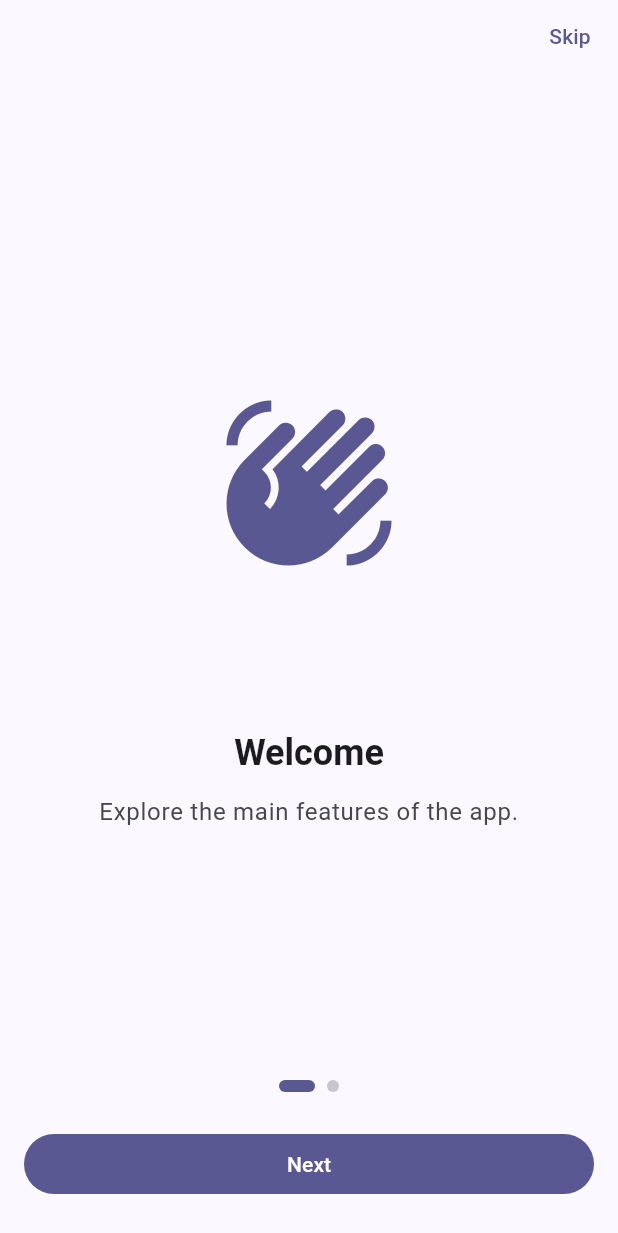
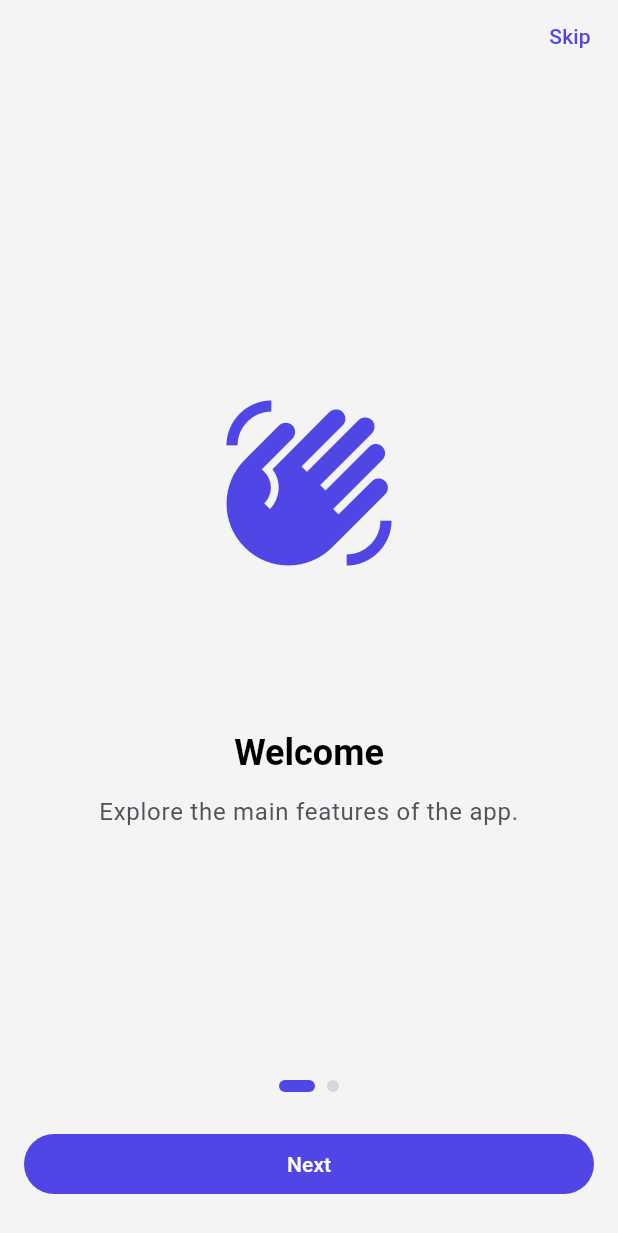
Before and after one commit to DayanLeksonoPutro/appnovasi_kit, a Flutter app: the screen it shows after launch, on a phone screen of 412 x 824 dp. Shown: the top 1233 px of the screen. Run offline on Flutter 3.47's test engine with Material 3 defaults, Android fonts, the phone set to English and light mode, and no system bars; our stand-ins replace go_router, hive, hive_flutter, in_app_purchase, package_info_plus, permission_handler and 1 more; accounts and stored records are empty; Roboto replaces fonts that are missing (Poppins).

Commit message:
feat!: tema disederhanakan jadi monochrome + brand accent (0.4.0)
BREAKING CHANGE: API warna tema dihapus. Warna teks dan permukaan kini
selalu monokrom; brand color dipakai penuh hanya untuk aksi utama lewat satu
knob `ThemeConfig.accentColor`.

- Hapus `AppColorTheme`, `defaultColorThemes`, `AppConfig.colorThemes`,
  `ThemeConfig.seedColor`/`colorThemes`/`primary`/`primaryContainer`/
  `secondary`/`surfaceVariant`/`background`/`surface`/`textPrimary`/
  `textSecondary`, `AppConfig.seedColor`, `ThemeController.colorTheme`/
  `seedColor`/`setColorTheme`. `lightTheme`/`darkTheme` kini menerima
  `accentColor:`, bukan `seedColor:`.
- Tambah `ThemeConfig.defaultAccentColor`, `Neutrals` + `lightNeutrals`/
  `darkNeutrals`, dan `ThemeController.accentColor`.
- `surfaceTint` dinolkan supaya permukaan tidak ikut mewarna.
- Override warna netral dihapus: `surface: Colors.white` di config bocor ke
  dark mode. Warna netral jadi aset universal package.
- `SettingsScreen` tidak lagi menampilkan pemilih warna tema; key
  `colorTheme` dihapus dari `app_en.arb` dan `app_id.arb`.
- Teks di `AboutScreen` dan consumer project tidak lagi memakai warna accent,
  semua `Text` memakai `onSurface`/`onSurfaceVariant`.
- `lib/src/core/app_color_theme.dart` dihapus; barrel export ikut diperbarui.
- README, AGENTS.md, dan template onboarding diselaraskan.
- CHANGELOG 0.4.0 + `pubspec.yaml` version 0.4.0.
- `.gitignore`: `app_briefs/` tidak ikut repo (repo ini publik, brief app privat).

flutter analyze bersih, flutter test 20/20 lulus.

```diff
--- a/lib/appnovasi_kit.dart
+++ b/lib/appnovasi_kit.dart
@@ -4,7 +4,6 @@ export 'package:permission_handler/permission_handler.dart'
     show Permission, PermissionStatus, PermissionWithService;
 
 export 'l10n/gen/app_localizations.dart';
-export 'src/core/app_color_theme.dart';
 export 'src/core/app_config.dart';
 export 'src/core/content_config.dart';
 export 'src/core/app_font.dart';
--- a/lib/l10n/app_en.arb
+++ b/lib/l10n/app_en.arb
@@ -21,7 +21,6 @@
   "onboardingSkip": "Skip",
   "onboardingGetStarted": "Get started",
   "aboutTitle": "About",
-  "colorTheme": "Color theme",
   "fontSize": "Font size",
   "fontSmall": "Small",
   "fontNormal": "Default",
--- a/lib/l10n/app_id.arb
+++ b/lib/l10n/app_id.arb
@@ -15,7 +15,6 @@
   "onboardingSkip": "Lewati",
   "onboardingGetStarted": "Mulai",
   "aboutTitle": "Tentang",
-  "colorTheme": "Warna tema",
   "fontSize": "Ukuran font",
   "fontSmall": "Kecil",
   "fontNormal": "Standar",
--- a/lib/l10n/gen/app_localizations.dart
+++ b/lib/l10n/gen/app_localizations.dart
@@ -188,12 +188,6 @@ abstract class AppLocalizations {
   /// **'About'**
   String get aboutTitle;
 
-  /// No description provided for @colorTheme.
-  ///
-  /// In en, this message translates to:
-  /// **'Color theme'**
-  String get colorTheme;
-
   /// No description provided for @fontSize.
   ///
   /// In en, this message translates to:
--- a/lib/l10n/gen/app_localizations_en.dart
+++ b/lib/l10n/gen/app_localizations_en.dart
@@ -57,9 +57,6 @@ class AppLocalizationsEn extends AppLocalizations {
   String get aboutTitle => 'About';
 
   @override
-  String get colorTheme => 'Color theme';
-
-  @override
   String get fontSize => 'Font size';
 
   @override
--- a/lib/l10n/gen/app_localizations_id.dart
+++ b/lib/l10n/gen/app_localizations_id.dart
@@ -57,9 +57,6 @@ class AppLocalizationsId extends AppLocalizations {
   String get aboutTitle => 'Tentang';
 
   @override
-  String get colorTheme => 'Warna tema';
-
-  @override
   String get fontSize => 'Ukuran font';
 
   @override
--- a/lib/src/core/app_color_theme.dart
+++ /dev/null
@@ -1,19 +0,0 @@
-import 'package:flutter/material.dart';
-
-class AppColorTheme {
-  const AppColorTheme({required this.name, required this.seedColor});
-
-  final String name;
-  final Color seedColor;
-}
-
-const List<AppColorTheme> defaultColorThemes = [
-  AppColorTheme(name: 'Indigo', seedColor: Color(0xFF4F46E5)),
-  AppColorTheme(name: 'Blue', seedColor: Color(0xFF2563EB)),
-  AppColorTheme(name: 'Teal', seedColor: Color(0xFF0D9488)),
-  AppColorTheme(name: 'Green', seedColor: Color(0xFF16A34A)),
-  AppColorTheme(name: 'Amber', seedColor: Color(0xFFD97706)),
-  AppColorTheme(name: 'Red', seedColor: Color(0xFFDC2626)),
-  AppColorTheme(name: 'Pink', seedColor: Color(0xFFDB2777)),
-  AppColorTheme(name: 'Purple', seedColor: Color(0xFF9333EA)),
-];
--- a/lib/src/core/app_config.dart
+++ b/lib/src/core/app_config.dart
@@ -2,10 +2,73 @@ import 'package:flutter/material.dart';
 
 import '../features/onboarding/onboarding_config.dart';
 import '../routing/navigation_config.dart';
-import 'app_color_theme.dart';
 import 'app_font.dart';
 import 'app_font_size.dart';
 import 'content_config.dart';
+
+class Neutrals {
+  const Neutrals({
+    required this.background,
+    required this.surface,
+    required this.surfaceDim,
+    required this.surfaceBright,
+    required this.surfaceContainerLowest,
+    required this.surfaceContainerLow,
+    required this.surfaceContainer,
+    required this.surfaceContainerHigh,
+    required this.surfaceContainerHighest,
+    required this.onSurface,
+    required this.onSurfaceVariant,
+    required this.outline,
+    required this.outlineVariant,
+  });
+
+  final Color background;
+  final Color surface;
+  final Color surfaceDim;
+  final Color surfaceBright;
+  final Color surfaceContainerLowest;
+  final Color surfaceContainerLow;
+  final Color surfaceContainer;
+  final Color surfaceContainerHigh;
+  final Color surfaceContainerHighest;
+  final Color onSurface;
+  final Color onSurfaceVariant;
+  final Color outline;
+  final Color outlineVariant;
+}
+
+const Neutrals lightNeutrals = Neutrals(
+  background: Color(0xFFF4F4F5),
+  surface: Color(0xFFFFFFFF),
+  surfaceDim: Color(0xFFD4D4D8),
+  surfaceBright: Color(0xFFFFFFFF),
+  surfaceContainerLowest: Color(0xFFFFFFFF),
+  surfaceContainerLow: Color(0xFFF4F4F5),
+  surfaceContainer: Color(0xFFEBEBED),
+  surfaceContainerHigh: Color(0xFFE1E1E4),
+  surfaceContainerHighest: Color(0xFFD7D7DB),
+  onSurface: Color(0xFF000000),
+  onSurfaceVariant: Color(0xFF52525B),
+  outline: Color(0xFFB4B4BA),
+  outlineVariant: Color(0xFFD7D7DB),
+);
+
+const Neutrals darkNeutrals = Neutrals(
+  background: Color(0xFF0A0A0A),
+  surface: Color(0xFF121212),
+  surfaceDim: Color(0xFF0A0A0A),
+  surfaceBright: Color(0xFF3F3F46),
+  surfaceContainerLowest: Color(0xFF0A0A0A),
+  surfaceContainerLow: Color(0xFF1A1A1A),
+  surfaceContainer: Color(0xFF202020),
+  surfaceContainerHigh: Color(0xFF282828),
+  surfaceContainerHighest: Color(0xFF313131),
+  onSurface: Color(0xFFFFFFFF),
+  onSurfaceVariant: Color(0xFFA1A1AA),
+  outline: Color(0xFF3F3F46),
+  outlineVariant: Color(0xFF27272A),
+);
 
 class BrandConfig {
   const BrandConfig({
@@ -47,23 +110,14 @@ class BrandConfig {
 
 class ThemeConfig {
   const ThemeConfig({
-    this.seedColor = const Color(0xFF4F46E5),
-    this.colorThemes = defaultColorThemes,
+    this.accentColor = defaultAccentColor,
     this.defaultThemeMode = ThemeMode.system,
     this.defaultFontSize = AppFontSize.normal,
     this.fontFamily,
     this.fonts = defaultFonts,
-    this.primary,
-    this.primaryContainer,
-    this.secondary,
-    this.background,
-    this.surface,
-    this.surfaceVariant,
     this.success,
     this.warning,
     this.error,
-    this.textPrimary,
-    this.textSecondary,
     this.radiusSmall = 8,
     this.radiusMedium = 12,
     this.radiusLarge = 18,
@@ -72,23 +126,16 @@ class ThemeConfig {
     this.appBarElevation = 0,
   });
 
-  final Color seedColor;
-  final List<AppColorTheme> colorThemes;
+  static const Color defaultAccentColor = Color(0xFF4F46E5);
+
+  final Color accentColor;
   final ThemeMode defaultThemeMode;
   final AppFontSize defaultFontSize;
   final String? fontFamily;
   final List<AppFont> fonts;
-  final Color? primary;
-  final Color? primaryContainer;
-  final Color? secondary;
-  final Color? background;
-  final Color? surface;
-  final Color? surfaceVariant;
   final Color? success;
   final Color? warning;
   final Color? error;
-  final Color? textPrimary;
-  final Color? textSecondary;
   final double radiusSmall;
   final double radiusMedium;
   final double radiusLarge;
@@ -96,41 +143,57 @@ class ThemeConfig {
   final double cardElevation;
   final double appBarElevation;
 
-  Color get effectivePrimary => primary ?? seedColor;
-
-  Color get effectiveBackground => background ?? const Color(0xFFF8FAFC);
-
-  Color get effectiveSurface => surface ?? Colors.white;
-
-  Color get effectiveTextPrimary => textPrimary ?? const Color(0xFF0F172A);
-
-  Color get effectiveTextSecondary => textSecondary ?? const Color(0xFF475569);
-
   String get effectiveFontFamily => fontFamily ?? 'Poppins';
 
-  ThemeData lightTheme({Color? seedColor, String? fontFamily}) => _buildTheme(
+  ThemeData lightTheme({Color? accentColor, String? fontFamily}) => _buildTheme(
     Brightness.light,
-    seedColor ?? this.seedColor,
+    accentColor ?? this.accentColor,
     fontFamily ?? effectiveFontFamily,
   );
 
-  ThemeData darkTheme({Color? seedColor, String? fontFamily}) => _buildTheme(
+  ThemeData darkTheme({Color? accentColor, String? fontFamily}) => _buildTheme(
     Brightness.dark,
-    seedColor ?? this.seedColor,
+    accentColor ?? this.accentColor,
     fontFamily ?? effectiveFontFamily,
   );
 
-  ThemeData _buildTheme(Brightness brightness, Color color, String family) {
-    final scheme = ColorScheme.fromSeed(
-      seedColor: color,
+  ThemeData _buildTheme(Brightness brightness, Color accent, String family) {
+    final neutral = brightness == Brightness.light
+        ? lightNeutrals
+        : darkNeutrals;
+    final accents = ColorScheme.fromSeed(
+      seedColor: accent,
       brightness: brightness,
+    );
+    final scheme = accents.copyWith(
+      primary: accent,
+      onPrimary: _readableOn(accent),
+      surface: neutral.surface,
+      onSurface: neutral.onSurface,
+      onSurfaceVariant: neutral.onSurfaceVariant,
+      surfaceDim: neutral.surfaceDim,
+      surfaceBright: neutral.surfaceBright,
+      surfaceContainerLowest: neutral.surfaceContainerLowest,
+      surfaceContainerLow: neutral.surfaceContainerLow,
+      surfaceContainer: neutral.surfaceContainer,
+      surfaceContainerHigh: neutral.surfaceContainerHigh,
+      surfaceContainerHighest: neutral.surfaceContainerHighest,
+      surfaceTint: Colors.transparent,
+      outline: neutral.outline,
+      outlineVariant: neutral.outlineVariant,
+      error: error ?? accents.error,
+      onError: _readableOn(error ?? accents.error),
     );
     return ThemeData(
       useMaterial3: true,
       colorScheme: scheme,
+      scaffoldBackgroundColor: neutral.background,
       fontFamily: family,
     );
   }
+
+  static Color _readableOn(Color color) =>
+      color.computeLuminance() > 0.5 ? const Color(0xFF0B1120) : Colors.white;
 }
 
 class AppConfig {
@@ -139,8 +202,7 @@ class AppConfig {
     String packageId = '',
     String? description,
     String? logoAsset,
-    Color seedColor = const Color(0xFF4F46E5),
-    List<AppColorTheme> colorThemes = defaultColorThemes,
+    Color accentColor = ThemeConfig.defaultAccentColor,
     ThemeMode defaultThemeMode = ThemeMode.system,
     AppFontSize defaultFontSize = AppFontSize.normal,
     String? fontFamily,
@@ -159,7 +221,8 @@ class AppConfig {
     ContentConfig? content,
     BrandConfig? brand,
     ThemeConfig? theme,
-  }) : brand = brand ??
+  }) : brand =
+           brand ??
            BrandConfig(
              appName: appName,
              packageId: packageId,
@@ -172,10 +235,10 @@ class AppConfig {
              appStoreUrl: appStoreUrl,
              moreAppsUrl: moreAppsUrl,
            ),
-       theme = theme ??
+       theme =
+           theme ??
            ThemeConfig(
-              seedColor: seedColor,
-              colorThemes: colorThemes,
+             accentColor: accentColor,
              defaultThemeMode: defaultThemeMode,
              defaultFontSize: defaultFontSize,
              fontFamily: fontFamily,
@@ -212,9 +275,7 @@ class AppConfig {
 
   String? get moreAppsUrl => brand.moreAppsUrl;
 
-  Color get seedColor => theme.seedColor;
-
-  List<AppColorTheme> get colorThemes => theme.colorThemes;
+  Color get accentColor => theme.accentColor;
 
   ThemeMode get defaultThemeMode => theme.defaultThemeMode;
 
@@ -230,15 +291,11 @@ class AppConfig {
 
   bool get hasNavigation => navigation != null && navigation!.tabs.isNotEmpty;
 
-  ThemeData lightTheme({Color? seedColor, String? fontFamily}) => theme.lightTheme(
-    seedColor: seedColor,
-    fontFamily: fontFamily,
-  );
+  ThemeData lightTheme({Color? accentColor, String? fontFamily}) =>
+      theme.lightTheme(accentColor: accentColor, fontFamily: fontFamily);
 
-  ThemeData darkTheme({Color? seedColor, String? fontFamily}) => theme.darkTheme(
-    seedColor: seedColor,
-    fontFamily: fontFamily,
-  );
+  ThemeData darkTheme({Color? accentColor, String? fontFamily}) =>
+      theme.darkTheme(accentColor: accentColor, fontFamily: fontFamily);
 
   ResolvedContent contentFor(Locale locale) => content.contentFor(locale);
 
--- a/lib/src/core/app_kit_app.dart
+++ b/lib/src/core/app_kit_app.dart
@@ -84,11 +84,11 @@ class AppKitApp extends StatelessWidget {
 
   Widget _buildApp(ThemeController theme, LocaleController locale) {
     final light = _config.lightTheme(
-      seedColor: theme.seedColor,
+      accentColor: theme.accentColor,
       fontFamily: theme.fontFamily,
     );
     final dark = _config.darkTheme(
-      seedColor: theme.seedColor,
+      accentColor: theme.accentColor,
       fontFamily: theme.fontFamily,
     );
     final homeWidget = home;
--- a/lib/src/features/about/about_screen.dart
+++ b/lib/src/features/about/about_screen.dart
@@ -88,7 +88,7 @@ class _Header extends StatelessWidget {
             child: Text(
               config.appName.isEmpty ? '?' : config.appName[0].toUpperCase(),
               style: theme.textTheme.headlineMedium?.copyWith(
-                color: theme.colorScheme.onPrimaryContainer,
+                color: theme.colorScheme.onSurface,
               ),
             ),
           ),
--- a/lib/src/services/theme_controller.dart
+++ b/lib/src/services/theme_controller.dart
@@ -1,6 +1,5 @@
 import 'package:flutter/material.dart';
 
-import '../core/app_color_theme.dart';
 import '../core/app_config.dart';
 import '../core/app_font.dart';
 import '../core/app_font_size.dart';
@@ -11,14 +10,12 @@ class ThemeController extends ChangeNotifier {
     : _mode =
           _fromString(_storage.read<String>(_modeKey)) ??
           _config.defaultThemeMode,
-      _colorTheme = _resolveColor(_storage.read<String>(_colorKey), _config),
       _fontSize =
           _fromFontSize(_storage.read<String>(_fontSizeKey)) ??
           _config.defaultFontSize,
       _font = _resolveFont(_storage.read<String>(_fontKey), _config);
 
   static const String _modeKey = 'theme_mode';
-  static const String _colorKey = 'color_theme';
   static const String _fontSizeKey = 'font_size';
   static const String _fontKey = 'font_family';
 
@@ -26,15 +23,12 @@ class ThemeController extends ChangeNotifier {
   final AppConfig _config;
 
   ThemeMode _mode;
-  AppColorTheme _colorTheme;
   AppFontSize _fontSize;
   AppFont _font;
 
   ThemeMode get themeMode => _mode;
 
-  AppColorTheme get colorTheme => _colorTheme;
-
-  Color get seedColor => _colorTheme.seedColor;
+  Color get accentColor => _config.accentColor;
 
   AppFontSize get fontSize => _fontSize;
 
@@ -50,13 +44,6 @@ class ThemeController extends ChangeNotifier {
     if (_mode == mode) return;
     _mode = mode;
     _storage.write(_modeKey, mode.name);
-    notifyListeners();
-  }
-
-  void setColorTheme(AppColorTheme colorTheme) {
-    if (_colorTheme.name == colorTheme.name) return;
-    _colorTheme = colorTheme;
-    _storage.write(_colorKey, colorTheme.name);
     notifyListeners();
   }
 
@@ -94,19 +81,6 @@ class ThemeController extends ChangeNotifier {
     return null;
   }
 
-  static AppColorTheme _resolveColor(String? name, AppConfig config) {
-    final themes = config.colorThemes.isEmpty
-        ? defaultColorThemes
-        : config.colorThemes;
-    for (final theme in themes) {
-      if (theme.name == name) return theme;
-    }
-    for (final theme in themes) {
-      if (theme.seedColor == config.seedColor) return theme;
-    }
-    return themes.first;
-  }
-
   static AppFont _resolveFont(String? name, AppConfig config) {
     final fonts = config.fonts.isEmpty ? defaultFonts : config.fonts;
     for (final font in fonts) {
--- a/pubspec.yaml
+++ b/pubspec.yaml
@@ -1,6 +1,6 @@
 name: appnovasi_kit
 description: "Flutter boilerplate framework: config-only integration untuk mempercepat pembuatan app Play Store."
-version: 0.3.0
+version: 0.4.0
 repository: https://github.com/DayanLeksonoPutro/appnovasi_kit
 homepage: https://github.com/DayanLeksonoPutro/appnovasi_kit
 issue_tracker: https://github.com/DayanLeksonoPutro/appnovasi_kit/issues
```
Also changed, not shown: lib/src/features/settings/settings_screen.dart (+0 -16 lines), 6 other files. Lines whose indentation alone changed are shown as unchanged.
